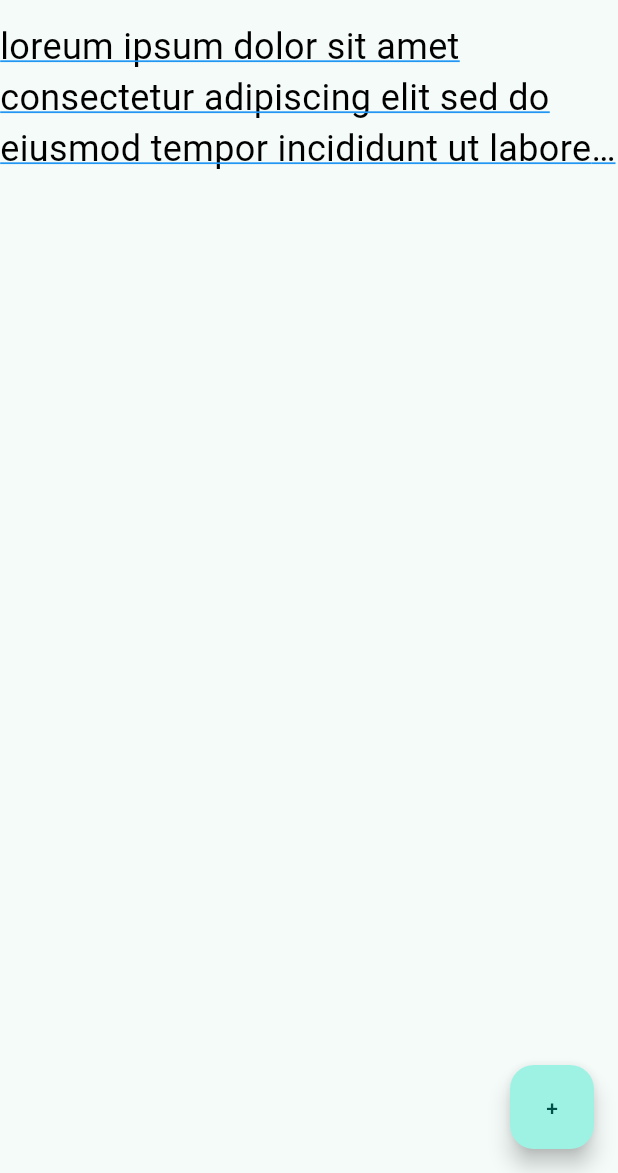
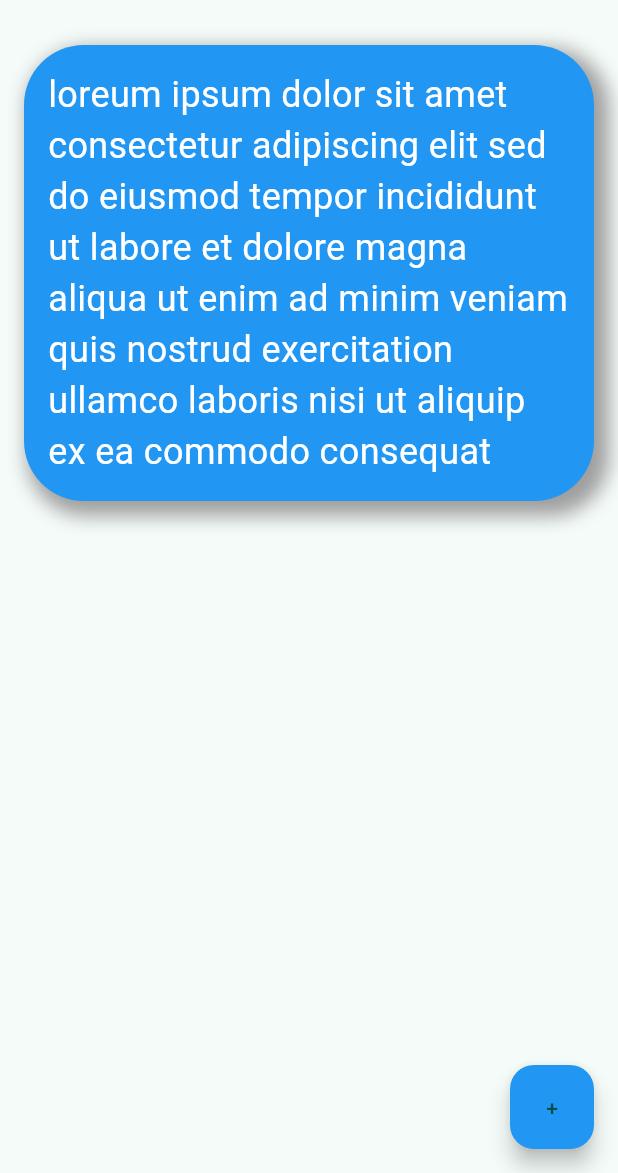
Before and after one commit to Mansour-Academy/flutter-course-first-project, a Flutter app: the screen it shows after launch, on a phone screen of 412 x 824 dp, the part 63-1236 px from its top. Run offline on Flutter 3.47's test engine with Material 3 defaults, Android fonts, the phone set to English and light mode, and no system bars.

Commit message:
Container Widget

```diff
--- a/lib/main.dart
+++ b/lib/main.dart
@@ -60,27 +60,50 @@ class HomePage extends StatelessWidget {
         ],
         leadingWidth: 56,
       ),
-      body: Text(
+      body: Container(
+        margin: const EdgeInsets.all(16),
+        padding: const EdgeInsets.all(16),
+        decoration: BoxDecoration(
+          color: Colors.blue,
+          shape: BoxShape.rectangle,
+          boxShadow: const [
+            BoxShadow(
+              color: Colors.grey,
+              blurRadius: 10,
+              spreadRadius: 4,
+              offset: Offset(6, 6),
+            ),
+          ],
+          // border: Border.all(
+          //   color: Colors.black,
+          //   width: 2,
+          // ),
+          borderRadius: BorderRadiusDirectional.circular(40),
+        ),
+        child: const Text(
           'loreum ipsum dolor sit amet consectetur adipiscing elit sed do eiusmod tempor incididunt ut labore et dolore magna aliqua ut enim ad minim veniam quis nostrud exercitation ullamco laboris nisi ut aliquip ex ea commodo consequat',
           style: TextStyle(
             // backgroundColor: Colors.yellow,
             fontSize: 24,
             fontWeight: FontWeight.normal,
-          color: Colors.black,
-          decoration: TextDecoration.underline,
+            color: Colors.white,
+            // decoration: TextDecoration.underline,
             decorationThickness: 1,
             decorationColor: Colors.blue,
           ),
           textDirection: TextDirection.ltr,
-        maxLines: 3,
-        overflow: TextOverflow.ellipsis,
+          // maxLines: 3,
+          // overflow: TextOverflow.ellipsis,
           // selectionColor: Colors.green,
+        ),
       ),
       floatingActionButton: FloatingActionButton(
         onPressed: () {
           // Add your onPressed code here!
         },
+        backgroundColor: Colors.blue,
         child: const Text('+'),
+        splashColor: Colors.red,
       ),
     );
   }
```
Lines whose indentation alone changed are shown as unchanged.
